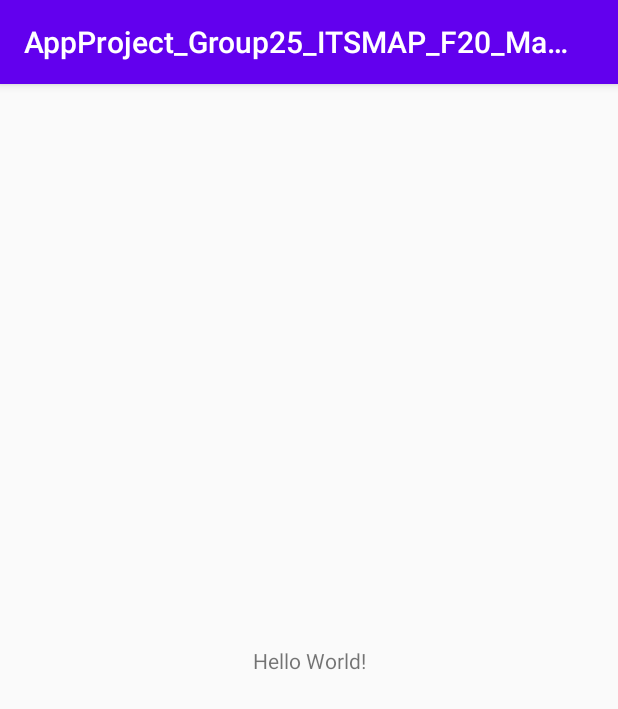
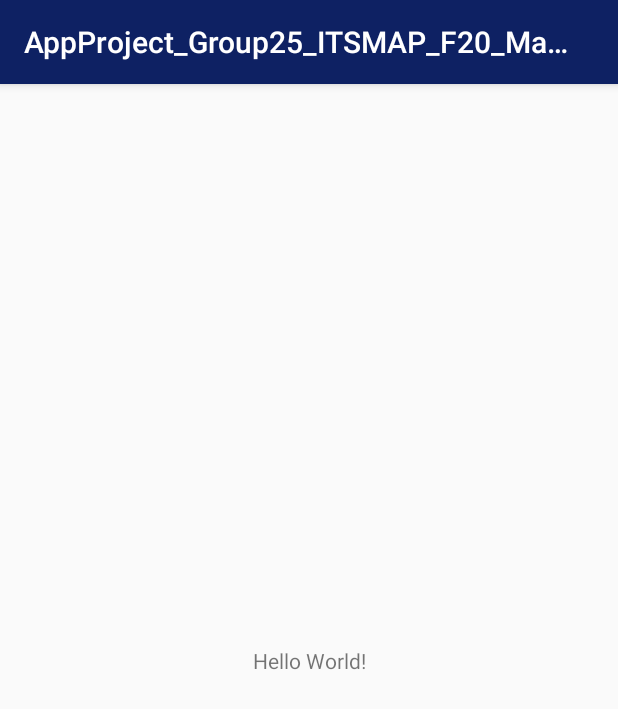
Before and after one commit to Bl0bb3r/AppProject_Group25_ITSMAP_F20_Master_Disaster_Broadcaster, an Android app: the screen it shows after launch (MainActivity), on a phone screen of 412 x 824 dp. Shown: the top 709 px of the screen. Run offline under Robolectric (Android 15) with nearby library versions, the phone set to English and light mode, and no system bars.

Commit message:
colors and themes added layout fragments created

```diff
--- a/app/build.gradle
+++ b/app/build.gradle
@@ -31,4 +31,6 @@ dependencies {
     testImplementation 'junit:junit:4.12'
     androidTestImplementation 'androidx.test.ext:junit:1.1.1'
     androidTestImplementation 'androidx.test.espresso:espresso-core:3.2.0'
+    implementation 'androidx.navigation:navigation-fragment:2.2.1'
+    implementation 'androidx.navigation:navigation-ui:2.2.1'
 }
--- a/app/src/main/AndroidManifest.xml
+++ b/app/src/main/AndroidManifest.xml
@@ -8,7 +8,7 @@
         android:label="@string/app_name"
         android:roundIcon="@mipmap/ic_launcher_round"
         android:supportsRtl="true"
-        android:theme="@style/AppTheme">
+        android:theme="@style/DisasterMasterTheme">
         <activity android:name=".Activities.MainActivity">
             <intent-filter>
                 <action android:name="android.intent.action.MAIN" />
--- /dev/null
+++ b/app/src/main/res/layout/disaster_view_fragment.xml
@@ -0,0 +1,6 @@
+<?xml version="1.0" encoding="utf-8"?>
+<androidx.constraintlayout.widget.ConstraintLayout
+    xmlns:android="http://schemas.android.com/apk/res/android" android:layout_width="match_parent"
+    android:layout_height="match_parent">
+
+</androidx.constraintlayout.widget.ConstraintLayout>
--- /dev/null
+++ b/app/src/main/res/layout/login_fragment.xml
@@ -0,0 +1,6 @@
+<?xml version="1.0" encoding="utf-8"?>
+<androidx.constraintlayout.widget.ConstraintLayout
+    xmlns:android="http://schemas.android.com/apk/res/android" android:layout_width="match_parent"
+    android:layout_height="match_parent">
+
+</androidx.constraintlayout.widget.ConstraintLayout>
--- /dev/null
+++ b/app/src/main/res/layout/submit_disaster_fragment.xml
@@ -0,0 +1,6 @@
+<?xml version="1.0" encoding="utf-8"?>
+<androidx.constraintlayout.widget.ConstraintLayout
+    xmlns:android="http://schemas.android.com/apk/res/android" android:layout_width="match_parent"
+    android:layout_height="match_parent">
+
+</androidx.constraintlayout.widget.ConstraintLayout>
--- /dev/null
+++ b/app/src/main/res/navigation/navigation_graph.xml
@@ -0,0 +1,5 @@
+<?xml version="1.0" encoding="utf-8"?>
+<navigation xmlns:android="http://schemas.android.com/apk/res/android"
+    xmlns:app="http://schemas.android.com/apk/res-auto" android:id="@+id/navigation_graph">
+
+</navigation>
--- a/app/src/main/res/values/colors.xml
+++ b/app/src/main/res/values/colors.xml
@@ -1,6 +1,12 @@
 <?xml version="1.0" encoding="utf-8"?>
 <resources>
-    <color name="colorPrimary">#6200EE</color>
-    <color name="colorPrimaryDark">#3700B3</color>
-    <color name="colorAccent">#03DAC5</color>
+    <color name="colorPrimary">#0E2163</color>
+    <color name="colorPrimaryDark">#16388F</color>
+    <color name="colorAccent">#1AAFE3</color>
+    <!--  Own added colors -->
+    <color name="colorBackground">#0E2163</color>
+    <color name="colorPrimaryCards">#16388F</color>
+    <color name="colorWhite">#FFFFFF</color>
+
+
 </resources>
--- a/app/src/main/res/values/styles.xml
+++ b/app/src/main/res/values/styles.xml
@@ -1,7 +1,7 @@
 <resources>
 
     <!-- Base application theme. -->
-    <style name="AppTheme" parent="Theme.AppCompat.Light.DarkActionBar">
+    <style name="DisasterMasterTheme" parent="Theme.AppCompat.Light.DarkActionBar">
         <!-- Customize your theme here. -->
         <item name="colorPrimary">@color/colorPrimary</item>
         <item name="colorPrimaryDark">@color/colorPrimaryDark</item>
```
